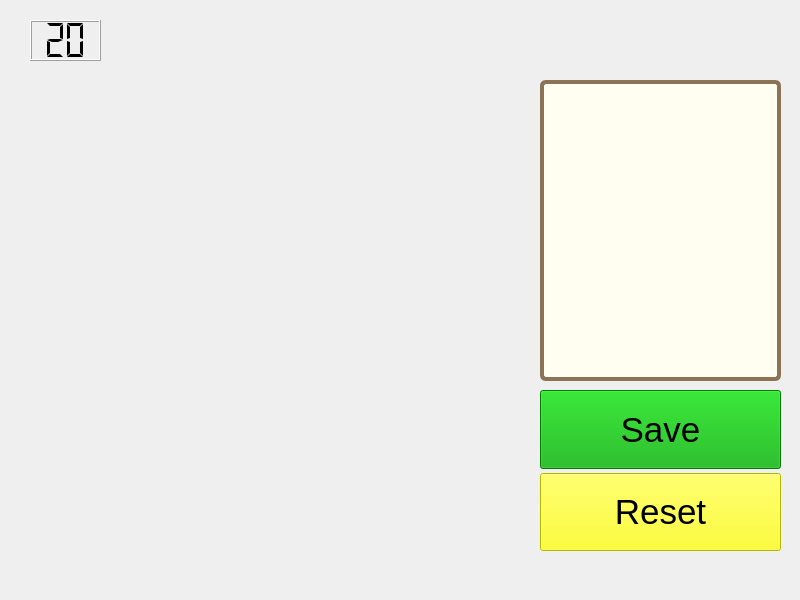
First picture: the form in shipselectingwindow.ui, repository megarevenge/GameBox, before the edit.
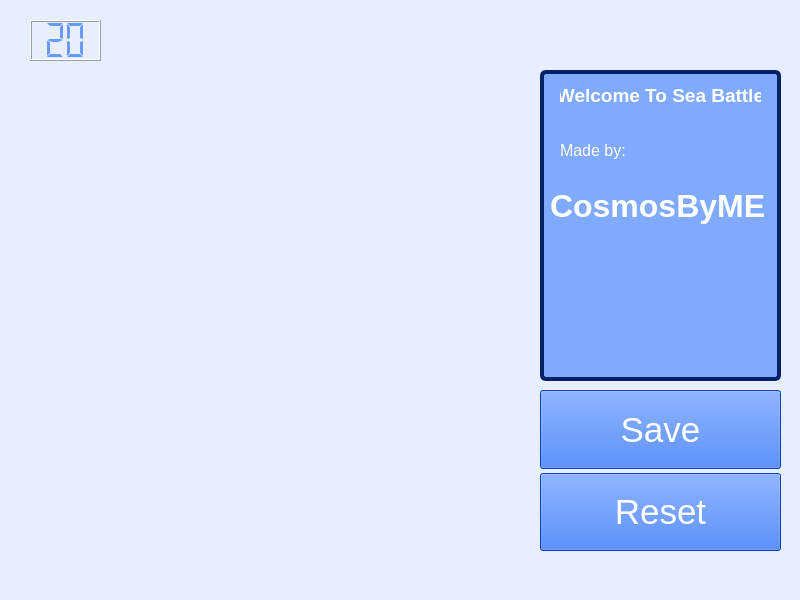
Second picture: the form after the edit.

```diff
--- a/shipselectingwindow.ui
+++ b/shipselectingwindow.ui
@@ -16,6 +16,9 @@
   <property name="windowTitle">
    <string>MainWindow</string>
   </property>
+  <property name="styleSheet">
+   <string notr="true">background-color:rgb(230, 238, 255)</string>
+  </property>
   <widget class="QWidget" name="centralwidget">
    <widget class="QWidget" name="verticalLayoutWidget">
     <property name="geometry">
@@ -53,7 +56,7 @@
         <cursorShape>PointingHandCursor</cursorShape>
        </property>
        <property name="styleSheet">
-        <string notr="true">background-color: rgb(0, 170, 0)</string>
+        <string notr="true">background-color: #0055ff;color: white</string>
        </property>
        <property name="text">
         <string>Save</string>
@@ -74,7 +77,7 @@
         </font>
        </property>
        <property name="styleSheet">
-        <string notr="true">background-color:rgb(255, 255, 0); color: black;</string>
+        <string notr="true">background-color: #0055ff; color: white</string>
        </property>
        <property name="text">
         <string>Reset</string>
@@ -87,15 +90,15 @@
     <property name="geometry">
      <rect>
       <x>540</x>
-      <y>80</y>
+      <y>70</y>
       <width>241</width>
-      <height>301</height>
+      <height>311</height>
      </rect>
     </property>
     <property name="styleSheet">
      <string notr="true">QFrame {
-     background-color: #fffef0;   
-    border: 4px solid #8B7355;   
+     background-color: #80aaff;   
+    border: 4px solid #002266;   
       border-radius: 6px;
     }</string>
     </property>
@@ -105,6 +108,74 @@
     <property name="frameShadow">
      <enum>QFrame::Shadow::Raised</enum>
     </property>
+    <widget class="QLabel" name="label">
+     <property name="geometry">
+      <rect>
+       <x>20</x>
+       <y>10</y>
+       <width>201</width>
+       <height>31</height>
+      </rect>
+     </property>
+     <property name="font">
+      <font>
+       <pointsize>14</pointsize>
+       <bold>true</bold>
+      </font>
+     </property>
+     <property name="styleSheet">
+      <string notr="true">font-weight: bold; color: #ffffff; border: none;</string>
+     </property>
+     <property name="text">
+      <string>Welcome To Sea Battle</string>
+     </property>
+     <property name="alignment">
+      <set>Qt::AlignmentFlag::AlignCenter</set>
+     </property>
+    </widget>
+    <widget class="QLabel" name="label_2">
+     <property name="geometry">
+      <rect>
+       <x>20</x>
+       <y>60</y>
+       <width>201</width>
+       <height>41</height>
+      </rect>
+     </property>
+     <property name="font">
+      <font>
+       <pointsize>12</pointsize>
+      </font>
+     </property>
+     <property name="styleSheet">
+      <string notr="true"> color: #ffffff; border: none;</string>
+     </property>
+     <property name="text">
+      <string>Made by:</string>
+     </property>
+    </widget>
+    <widget class="QLabel" name="label_3">
+     <property name="geometry">
+      <rect>
+       <x>10</x>
+       <y>110</y>
+       <width>221</width>
+       <height>51</height>
+      </rect>
+     </property>
+     <property name="font">
+      <font>
+       <pointsize>24</pointsize>
+       <bold>true</bold>
+      </font>
+     </property>
+     <property name="styleSheet">
+      <string notr="true">font-weight: bold; color: #ffffff; border: none;</string>
+     </property>
+     <property name="text">
+      <string>CosmosByME</string>
+     </property>
+    </widget>
    </widget>
    <widget class="QLCDNumber" name="shipCount">
     <property name="geometry">
@@ -115,6 +186,9 @@
       <height>41</height>
      </rect>
     </property>
+    <property name="styleSheet">
+     <string notr="true">color: #6999ff; border-color: #001133</string>
+    </property>
     <property name="digitCount">
      <number>2</number>
     </property>
```
Left out of the diff: 2 changed lines with no effect on the pictures.
